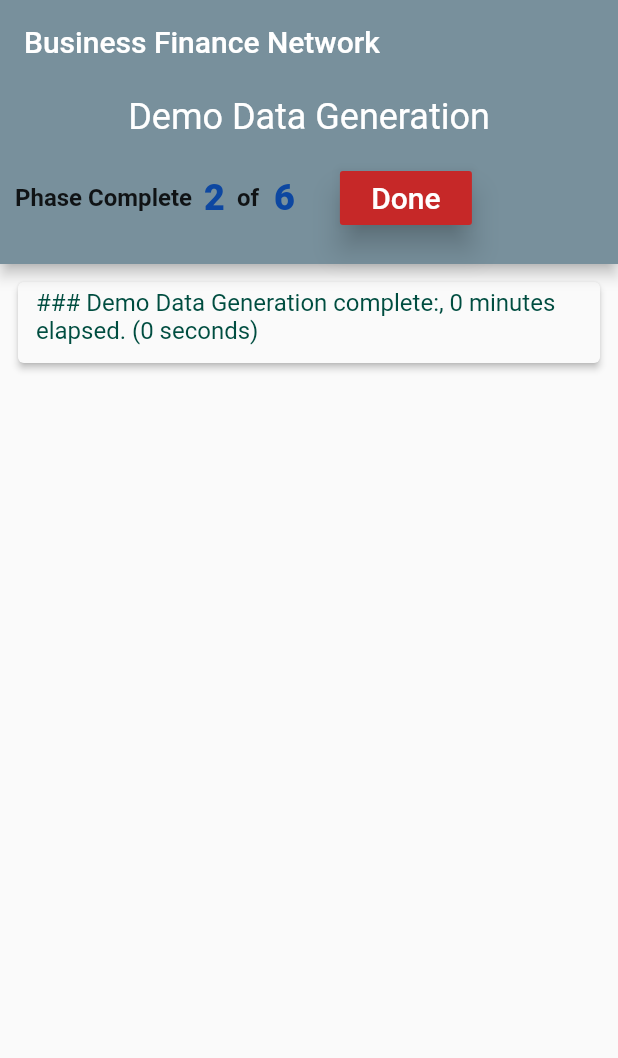
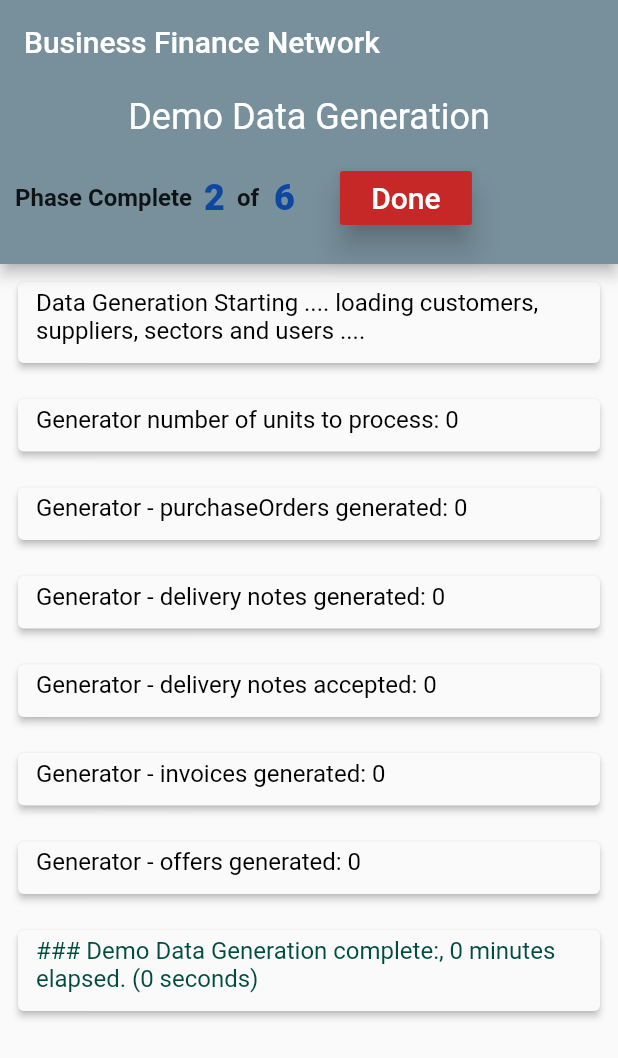
Before and after one commit to bohatmx/business-finance-mobile-apps, a Flutter app: the screen it shows after launch, after a tap on "Go!", on a phone screen of 412 x 824 dp. Shown: the top 1058 px of the screen. Run offline on Flutter 3.47's test engine with Material 2 defaults, Android fonts, the phone set to English and light mode, and no system bars; our stand-ins replace cloud_firestore, email_validator, firebase_auth, firebase_messaging, firebase_remote_config, firebase_storage and 2 more; missing offline and left inert: audioplayer2; accounts and stored records are empty; generated files the repository leaves out were written again; Roboto replaces fonts that are missing (Raleway).

Commit message:
tweaked auto trading again - looking GOOD!

```diff
--- a/businesslibrary/lib/data/auto_start_stop.dart
+++ b/businesslibrary/lib/data/auto_start_stop.dart
@@ -1,12 +1,12 @@
 class AutoTradeStart {
-  String dateStarted;
-  String dateEnded;
-  int totalValidBids, totalOffers, totalInvalidBids;
-  double possibleAmount, totalAmount, elapsedSeconds;
-  int closedOffers;
+  String dateStarted = DateTime.now().toIso8601String();
+  String dateEnded = DateTime.now().toIso8601String();
+  int totalValidBids = 0, totalOffers = 0, totalInvalidBids = 0;
+  double possibleAmount = 0.0, totalAmount = 0.0, elapsedSeconds = 0.0;
+  int closedOffers = 0;
 
   AutoTradeStart(
-      this.dateStarted,
+      {this.dateStarted,
       this.dateEnded,
       this.totalValidBids,
       this.totalOffers,
@@ -14,7 +14,7 @@ class AutoTradeStart {
       this.possibleAmount,
       this.totalAmount,
       this.elapsedSeconds,
-      this.closedOffers);
+      this.closedOffers});
 
   AutoTradeStart.fromJson(Map data) {
     this.dateStarted = data['dateStarted'];
--- /dev/null
+++ b/businesslibrary/lib/data/invalid_trade.dart
@@ -0,0 +1,53 @@
+import 'dart:convert';
+
+import 'package:businesslibrary/data/investor_profile.dart';
+import 'package:businesslibrary/data/offer.dart';
+
+class InvalidTrade {
+  String name, date;
+  Offer offer;
+  InvestorProfile profile;
+  bool validTotal,
+      validSector,
+      validSupplier,
+      validInvoiceAmount,
+      validAccountBalance,
+      validMinimumDiscount;
+
+  InvalidTrade(
+      this.name,
+      this.date,
+      this.offer,
+      this.profile,
+      this.validTotal,
+      this.validSector,
+      this.validSupplier,
+      this.validInvoiceAmount,
+      this.validAccountBalance,
+      this.validMinimumDiscount);
+
+  InvalidTrade.fromJson(Map data) {
+    this.name = data['name'];
+    this.date = data['date'];
+    this.validTotal = data['validTotal'];
+    this.validSector = data['validSector'];
+    this.validSupplier = data['validSupplier'];
+    this.validInvoiceAmount = data['validInvoiceAmount'];
+    this.validAccountBalance = data['validAccountBalance'];
+    this.validMinimumDiscount = data['validMinimumDiscount'];
+    this.offer = Offer.fromJson(json.decode(data['offer']));
+    this.profile = InvestorProfile.fromJson(json.decode(data['profile']));
+  }
+  Map<String, dynamic> toJson() => <String, dynamic>{
+        'name': name,
+        'date': date,
+        'validTotal': validTotal,
+        'validSector': validSector,
+        'validSupplier': validSupplier,
+        'validInvoiceAmount': validInvoiceAmount,
+        'validAccountBalance': validAccountBalance,
+        'validMinimumDiscount': validMinimumDiscount,
+        'offer': offer,
+        'profile': profile,
+      };
+}
--- a/crudderv3/lib/main.dart
+++ b/crudderv3/lib/main.dart
@@ -90,19 +90,19 @@ class _MyHomePageState extends State<MyHomePage> implements GenListener {
 //      _counter++;
 //      msgList.add('### Investors added to BFN and Firestore');
 //    });
-//    await _generateWork();
-//    setState(() {
-//      _counter++;
-//    });
+    await _generateWork();
+    setState(() {
+      _counter++;
+    });
 //    await Generator.generateOffers(this, context);
 //    setState(() {
 //      _counter++;
 //    });
 
-    await Generator.fixEndDates();
-    setState(() {
-      _counter++;
-    });
+//    await Generator.fixEndDates();
+//    setState(() {
+//      _counter++;
+//    });
     var end = DateTime.now();
     var diffm = end.difference(start).inMinutes;
     var diffs = end.difference(start).inSeconds;
```
Also changed, not shown: businesslibrary/lib/api/data_api3.dart (+15 -28 lines), businesslibrary/lib/api/list_api.dart (+25 -0 lines), businesslibrary/lib/util/lookups.dart (+17 -96 lines), monitor/lib/main.dart (+67 -24 lines).
